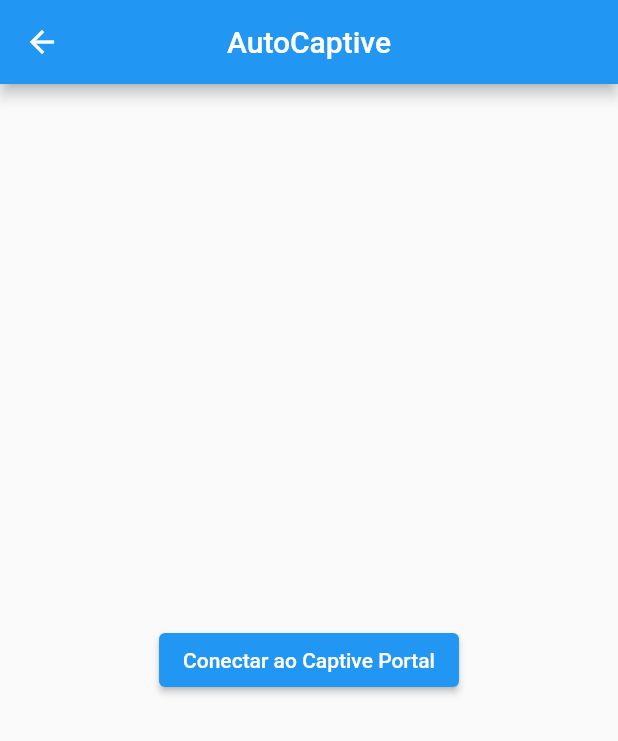
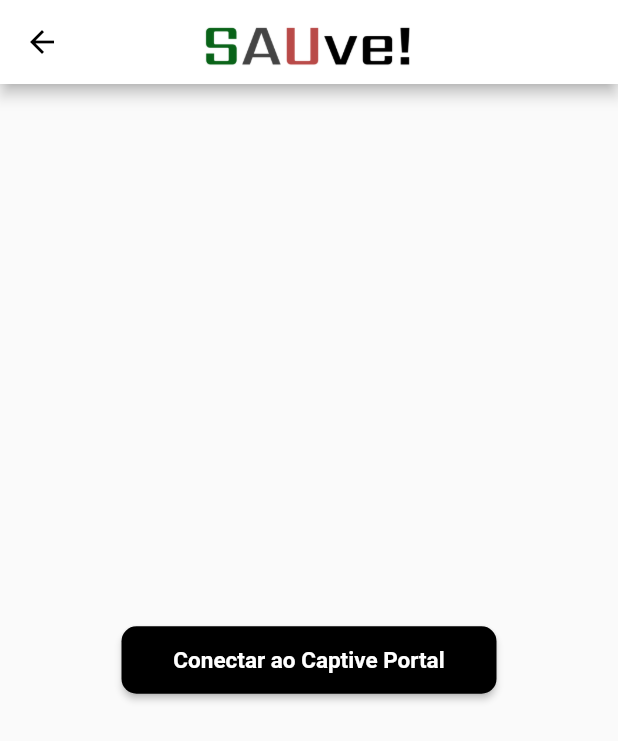
Before and after one commit to lsprdev/SAUve, a Flutter app: the screen it shows after launch, after a tap on "Salvar", on a phone screen of 412 x 824 dp. Shown: the top 741 px of the screen. Run offline on Flutter 3.47's test engine with Material 2 defaults, Android fonts, the light colour scheme and no system bars; our stand-ins replace dio.

Commit message:
FormPage complete

```diff
--- a/lib/views/button_page.dart
+++ b/lib/views/button_page.dart
@@ -30,14 +30,35 @@ class ButtonPage extends StatelessWidget {
   Widget build(BuildContext context) {
     return Scaffold(
       appBar: AppBar(
-        title: const Text('AutoCaptive'),
+        iconTheme: const IconThemeData(color: Colors.black),
+        title: Image.asset(
+              "assets/logo.png",
+              fit: BoxFit.contain,
+              height: 52,
+            ),
+        backgroundColor: Colors.white,
         centerTitle: true,
       ),
       body: Center(
-          child: ElevatedButton(
-            child: const Text('Conectar ao Captive Portal'),
-            onPressed: makeRequest,
-          ),
+          child: MaterialButton(
+                  height: 45.0,
+                  minWidth: 250.0,
+                  color: Colors.black,
+                  shape: RoundedRectangleBorder(
+                    borderRadius: BorderRadius.circular(10.0),
+                  ),
+                  onPressed: () {
+                    Navigator.pushNamed(context, "/");
+                  },
+                  child: const Text(
+                    'Conectar ao Captive Portal',
+                    style: TextStyle(
+                      color: Colors.white,
+                      fontSize: 15,
+                      fontWeight: FontWeight.w700,
+                    )
+                  ),
+                )
         ),
     );
   }
--- a/lib/views/form_page.dart
+++ b/lib/views/form_page.dart
@@ -13,12 +13,10 @@ class FormPage extends StatelessWidget {
           child: Column(
             mainAxisAlignment: MainAxisAlignment.center,
             children: [
-              const Text(
-                'AutoCaptive',
-                style: TextStyle(
-                  fontSize: 30.0,
-                  fontWeight: FontWeight.bold,
-                ),
+              Image.asset(
+                "assets/logo.png",
+                fit: BoxFit.contain,
+                height: 72,
               ),
               const SizedBox(height: 20.0),
               const TextField(
--- a/pubspec.yaml
+++ b/pubspec.yaml
@@ -60,9 +60,8 @@ flutter:
   uses-material-design: true
 
   # To add assets to your application, add an assets section, like this:
-  # assets:
-  #   - images/a_dot_burr.jpeg
-  #   - images/a_dot_ham.jpeg
+  assets:
+    - assets/logo.png
 
   # An image asset can refer to one or more resolution-specific "variants", see
   # https://flutter.dev/assets-and-images/#resolution-aware
```
Also changed, not shown: assets/logo.png (added).
